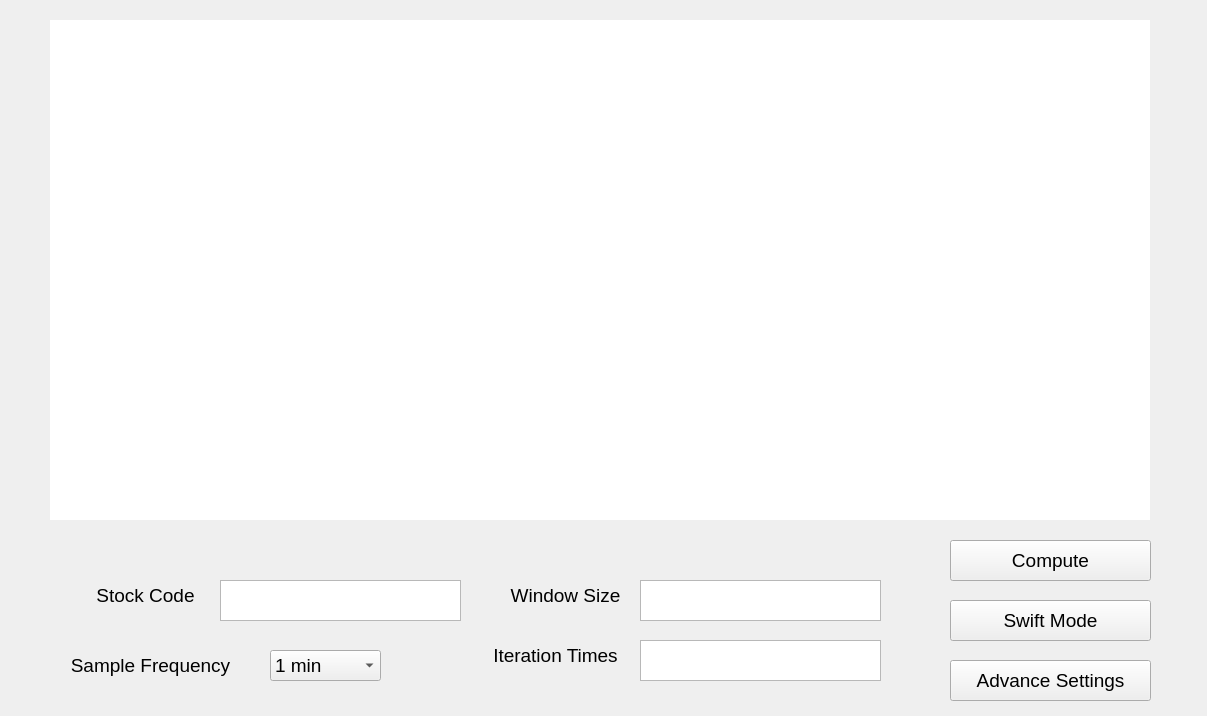
The window that stocks/form.ui (XiuqiXi/stock_US) describes before a commit, drawn with Qt 5.
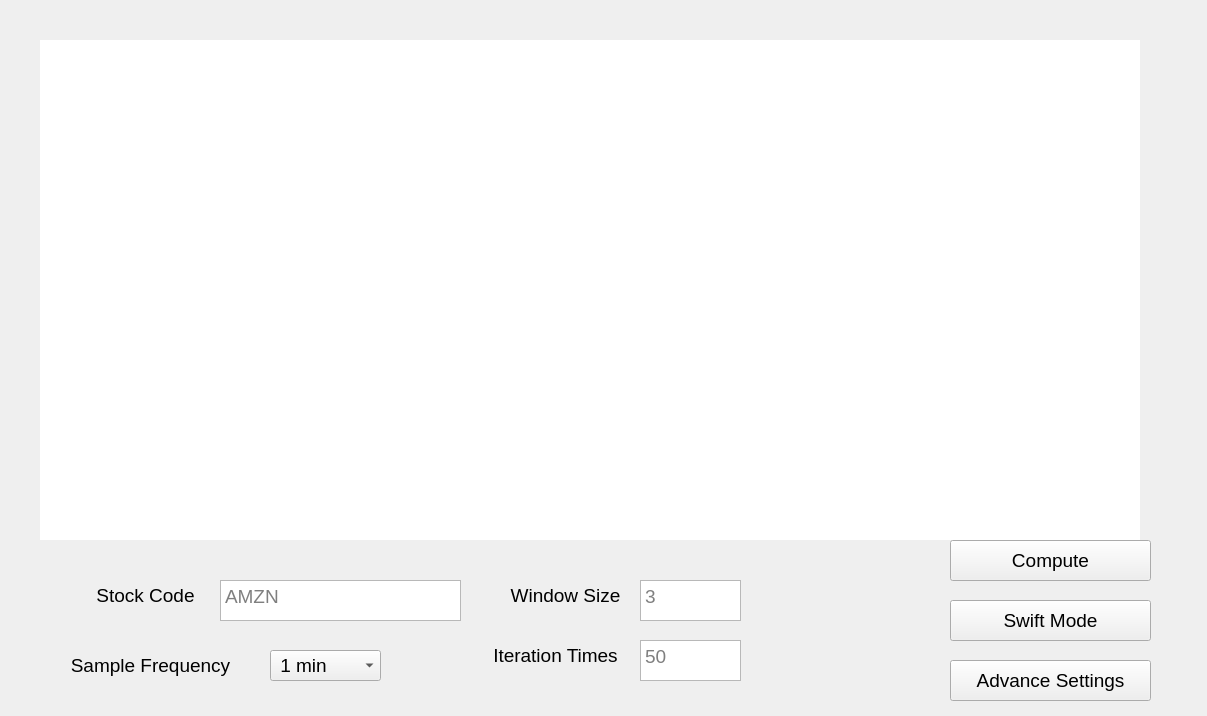
The same window after the commit.

Diff of the .ui file:
```diff
--- a/stocks/form.ui
+++ b/stocks/form.ui
@@ -84,6 +84,9 @@
    <property name="locale">
     <locale language="English" country="UnitedStates"/>
    </property>
+   <property name="placeholderText">
+    <string>AMZN</string>
+   </property>
   </widget>
   <widget class="QPushButton" name="advance_setting_button">
    <property name="geometry">
@@ -138,9 +141,12 @@
      <pointsize>14</pointsize>
     </font>
    </property>
+   <property name="currentText">
+    <string> 1 min</string>
+   </property>
    <item>
     <property name="text">
-     <string>1 min</string>
+     <string> 1 min</string>
     </property>
    </item>
    <item>
@@ -164,7 +170,7 @@
     <rect>
      <x>640</x>
      <y>580</y>
-     <width>241</width>
+     <width>101</width>
      <height>41</height>
     </rect>
    </property>
@@ -177,6 +183,9 @@
    <property name="locale">
     <locale language="English" country="UnitedStates"/>
    </property>
+   <property name="placeholderText">
+    <string>3</string>
+   </property>
   </widget>
   <widget class="QLabel" name="window_size_label">
    <property name="geometry">
@@ -208,7 +217,7 @@
     <rect>
      <x>640</x>
      <y>640</y>
-     <width>241</width>
+     <width>101</width>
      <height>41</height>
     </rect>
    </property>
@@ -221,6 +230,9 @@
    <property name="locale">
     <locale language="English" country="UnitedStates"/>
    </property>
+   <property name="placeholderText">
+    <string>50</string>
+   </property>
   </widget>
   <widget class="QLabel" name="iiteration_times_label">
    <property name="geometry">
@@ -250,8 +262,8 @@
   <widget class="QGraphicsView" name="graphicsView">
    <property name="geometry">
     <rect>
-     <x>50</x>
-     <y>20</y>
+     <x>40</x>
+     <y>40</y>
      <width>1100</width>
      <height>500</height>
     </rect>
```
